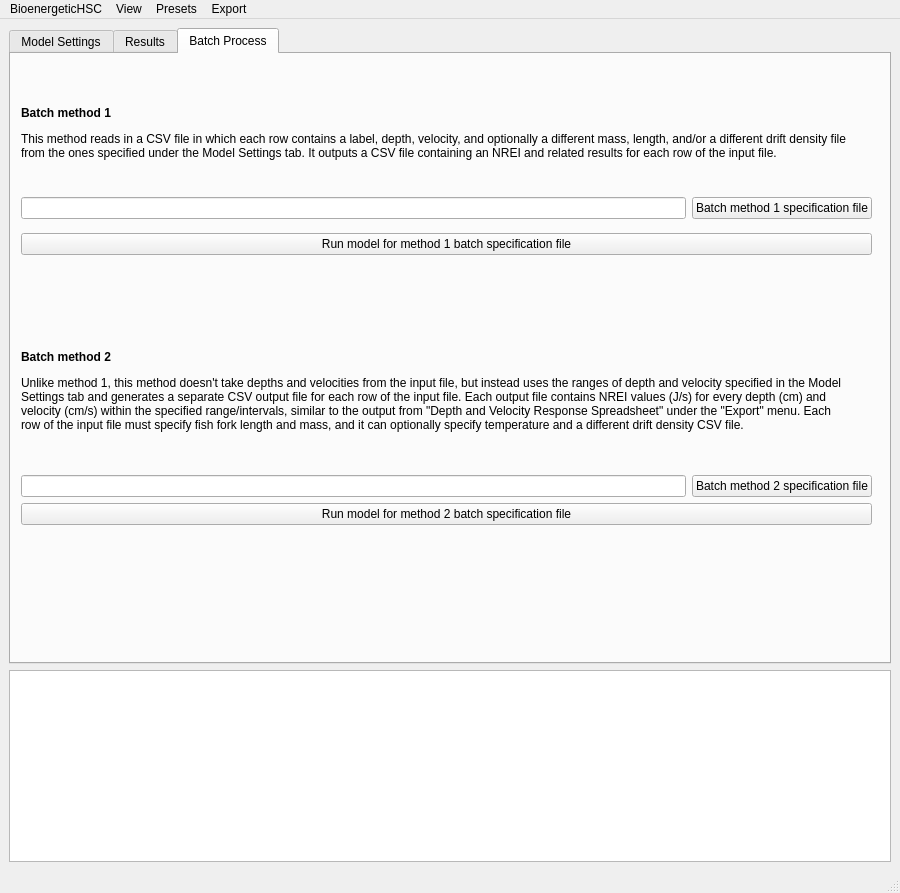
This is MainUI.ui in JasonNeuswanger/BioenergeticHSC as Qt 5 draws it before an edit. The edited form follows.
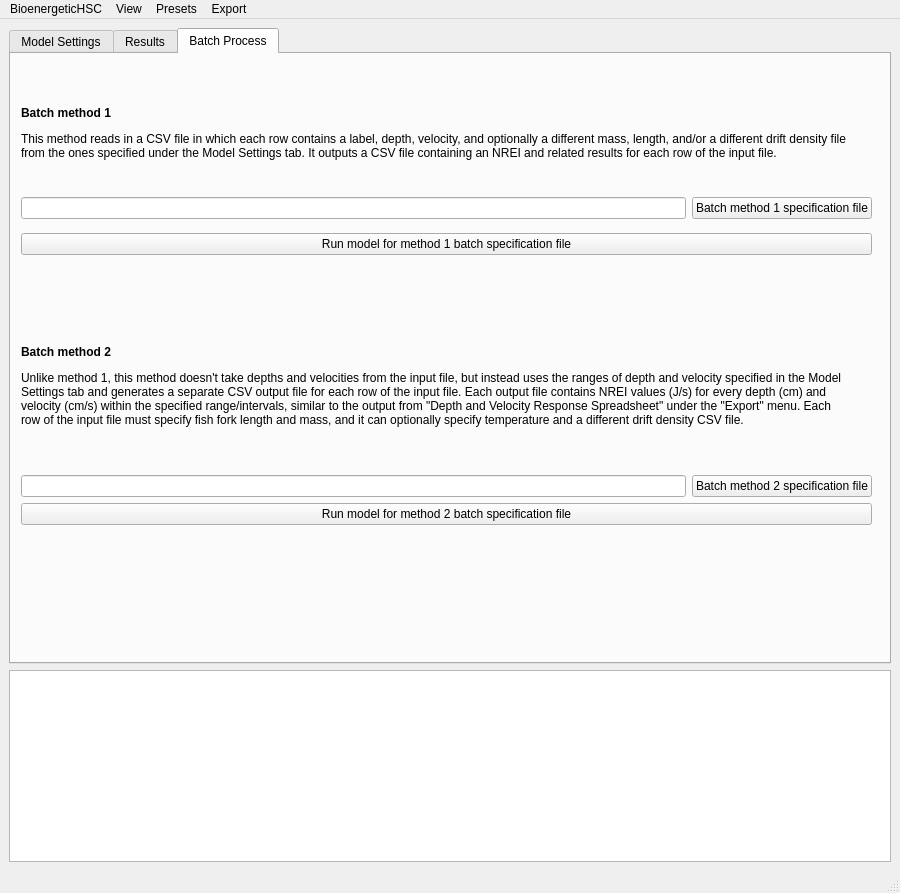
This is the edited form. The open tabs and pages were chosen to show the change.

Commit message: Minor formatting adjustments in the GUI

```diff
--- a/MainUI.ui
+++ b/MainUI.ui
@@ -1175,9 +1175,9 @@
           <property name="geometry">
            <rect>
             <x>10</x>
-            <y>260</y>
+            <y>250</y>
             <width>851</width>
-            <height>211</height>
+            <height>221</height>
            </rect>
           </property>
           <layout class="QVBoxLayout" name="verticalLayout_4">
```
Left out of the diff: 2 changed lines with no effect on the pictures.
